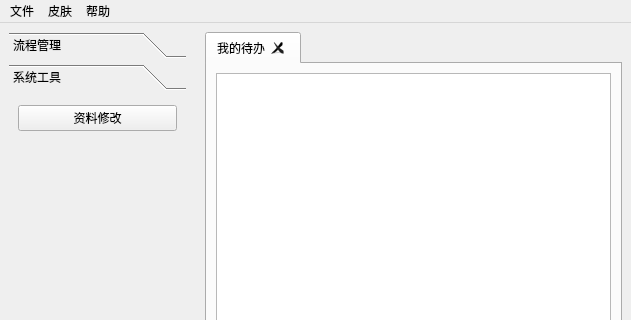
First picture: the form in src/Client/mainwindow.ui, repository hcc01/ELIMS, before the edit; both pictures show x 0 to 631 and y 0 to 320 of the 631 by 592 pixel window.
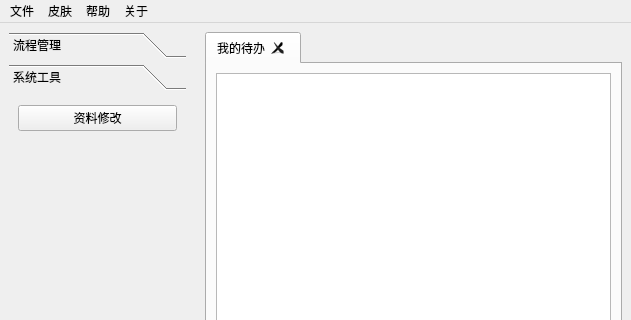
Second picture: the form after the edit. Custom widgets are drawn as their Qt base class.

```diff
--- a/src/Client/mainwindow.ui
+++ b/src/Client/mainwindow.ui
@@ -240,9 +240,16 @@
     <addaction name="skin1Action"/>
     <addaction name="skin2Action"/>
    </widget>
+   <widget class="QMenu" name="menu_3">
+    <property name="title">
+     <string>关于</string>
+    </property>
+    <addaction name="actionVersion"/>
+   </widget>
    <addaction name="menu"/>
    <addaction name="skinMenu"/>
    <addaction name="menu_2"/>
+   <addaction name="menu_3"/>
   </widget>
   <widget class="QStatusBar" name="statusbar"/>
   <action name="actionlogin">
```
Left out of the diff: 5 changed lines with no effect on the pictures.
